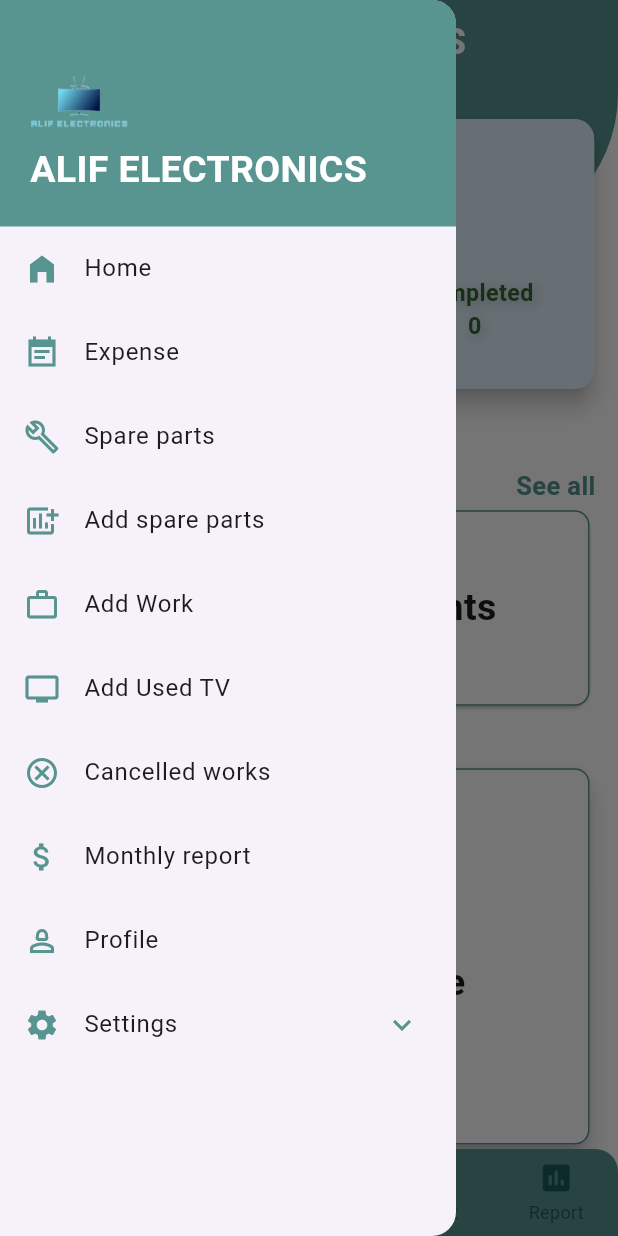
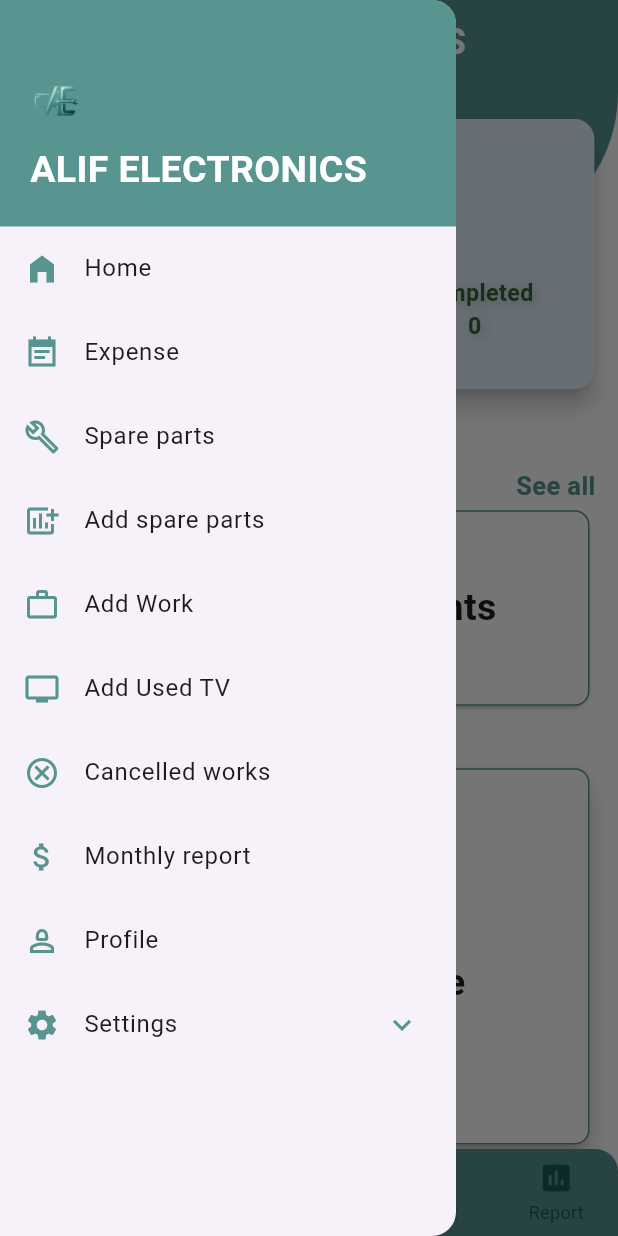
Before and after one commit to Azeemmtk/alif_electronics, a Flutter app: the screen it shows after launch, with the side drawer open, on a phone screen of 412 x 824 dp. Run offline on Flutter 3.47's test engine with Material 3 defaults, Android fonts, the phone set to English and light mode, and no system bars; our stand-ins replace file_picker, fl_chart, flutter_markdown, flutter_screenutil, font_awesome_flutter, google_fonts and 7 more; missing offline and left inert: excel, universal_html; accounts and stored records are empty.

Commit message:
UI edited: app icon changed

```diff
--- a/lib/widgets/main_drawer.dart
+++ b/lib/widgets/main_drawer.dart
@@ -37,7 +37,7 @@
               crossAxisAlignment: CrossAxisAlignment.start,
               children: [
                 Image.asset(
-                  'assets/images/logo.png',
+                  'assets/images/appLogo.png',
                   height: 35,
                 ),
                 const SizedBox(height: 10),
```
